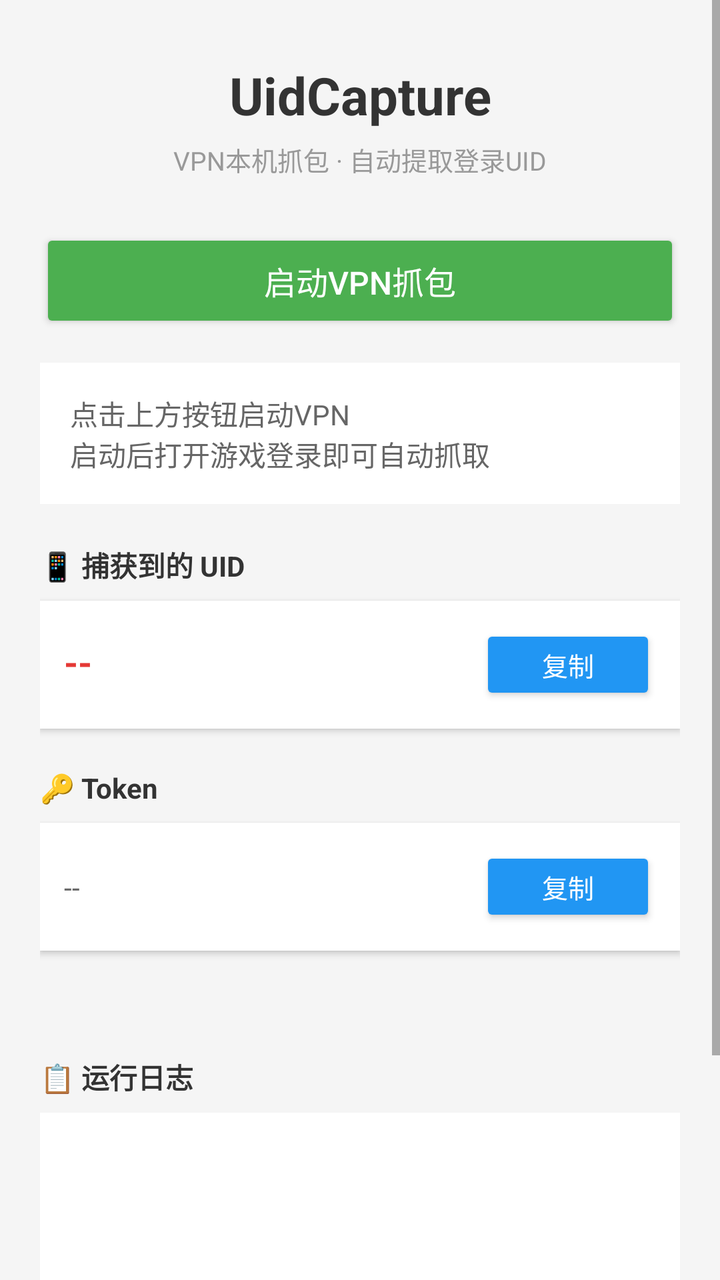
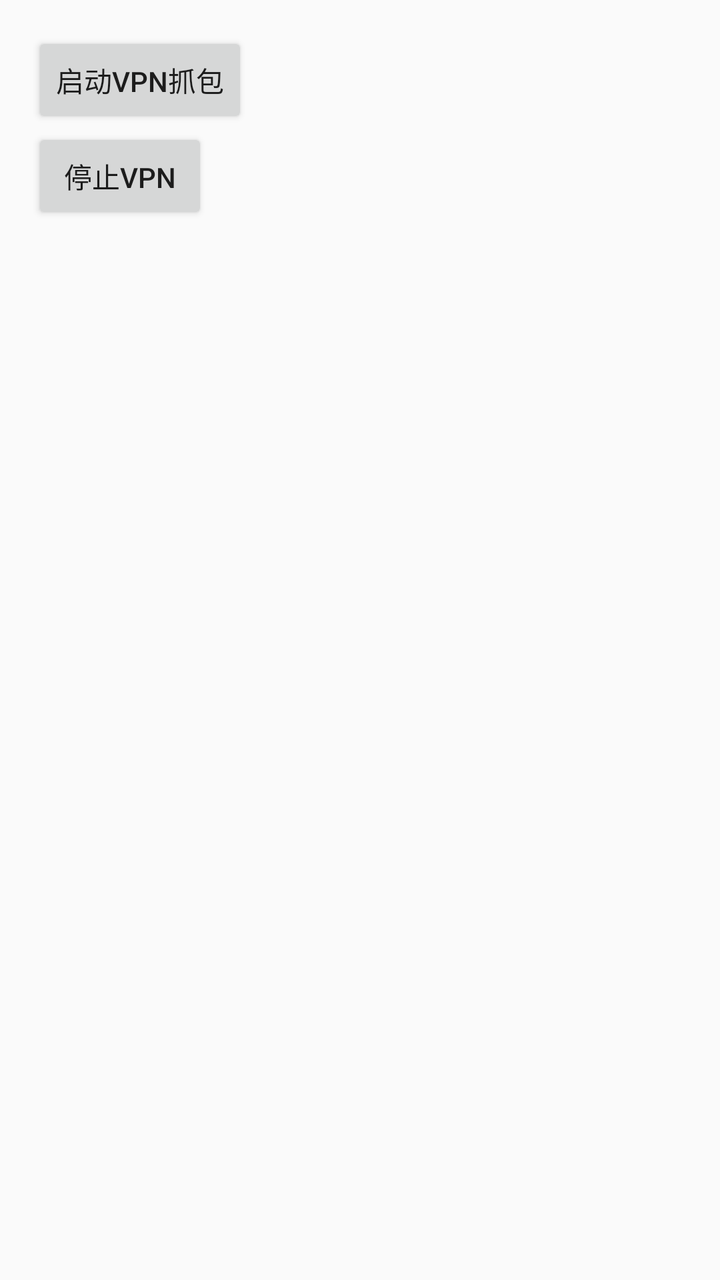

An Android layout rendered at two revisions. The XML below is the earlier revision; the diff shows what the commit changed to produce the second picture.
<!-- AndroidManifest.xml: application theme Theme.AppCompat.Light.NoActionBar -->
<!-- res/layout/activity_main.xml -->
<?xml version="1.0" encoding="utf-8"?>
<ScrollView xmlns:android="http://schemas.android.com/apk/res/android"
    android:layout_width="match_parent"
    android:layout_height="match_parent"
    android:background="#F5F5F5">

    <LinearLayout
        android:layout_width="match_parent"
        android:layout_height="wrap_content"
        android:orientation="vertical"
        android:padding="20dp">

        <TextView
            android:layout_width="match_parent"
            android:layout_height="wrap_content"
            android:text="UidCapture"
            android:textSize="26sp"
            android:textStyle="bold"
            android:textColor="#333333"
            android:gravity="center"
            android:layout_marginTop="10dp"
            android:layout_marginBottom="5dp"/>

        <TextView
            android:layout_width="match_parent"
            android:layout_height="wrap_content"
            android:text="VPN本机抓包 · 自动提取登录UID"
            android:textSize="13sp"
            android:textColor="#999999"
            android:gravity="center"
            android:layout_marginBottom="25dp"/>

        <Button
            android:id="@+id/btnToggle"
            android:layout_width="match_parent"
            android:layout_height="52dp"
            android:text="启动VPN抓包"
            android:textSize="16sp"
            android:backgroundTint="#4CAF50"
            android:textColor="#FFFFFF"
            android:layout_marginBottom="15dp"/>

        <TextView
            android:id="@+id/tvStatus"
            android:layout_width="match_parent"
            android:layout_height="wrap_content"
            android:text="点击上方按钮启动VPN\n启动后打开游戏登录即可自动抓取"
            android:textSize="14sp"
            android:textColor="#666666"
            android:background="#FFFFFF"
            android:padding="15dp"
            android:layout_marginBottom="20dp"/>

        <TextView
            android:layout_width="match_parent"
            android:layout_height="wrap_content"
            android:text="📱 捕获到的 UID"
            android:textSize="14sp"
            android:textColor="#333333"
            android:textStyle="bold"
            android:layout_marginBottom="8dp"/>

        <LinearLayout
            android:layout_width="match_parent"
            android:layout_height="wrap_content"
            android:orientation="horizontal"
            android:background="#FFFFFF"
            android:padding="12dp"
            android:layout_marginBottom="10dp"
            android:elevation="2dp">

            <TextView
                android:id="@+id/tvUid"
                android:layout_width="0dp"
                android:layout_height="wrap_content"
                android:layout_weight="1"
                android:text="--"
                android:textSize="18sp"
                android:textColor="#E53935"
                android:textStyle="bold"
                android:gravity="center_vertical"/>

            <Button
                android:id="@+id/btnCopyUid"
                android:layout_width="wrap_content"
                android:layout_height="40dp"
                android:text="复制"
                android:textSize="13sp"
                android:backgroundTint="#2196F3"
                android:textColor="#FFFFFF"/>
        </LinearLayout>

        <TextView
            android:layout_width="match_parent"
            android:layout_height="wrap_content"
            android:text="🔑 Token"
            android:textSize="14sp"
            android:textColor="#333333"
            android:textStyle="bold"
            android:layout_marginTop="10dp"
            android:layout_marginBottom="8dp"/>

        <LinearLayout
            android:layout_width="match_parent"
            android:layout_height="wrap_content"
            android:orientation="horizontal"
            android:background="#FFFFFF"
            android:padding="12dp"
            android:layout_marginBottom="10dp"
            android:elevation="2dp">

            <TextView
                android:id="@+id/tvToken"
                android:layout_width="0dp"
                android:layout_height="wrap_content"
                android:layout_weight="1"
                android:text="--"
                android:textSize="14sp"
                android:textColor="#666666"
                android:gravity="center_vertical"/>

            <Button
                android:id="@+id/btnCopyToken"
                android:layout_width="wrap_content"
                android:layout_height="40dp"
                android:text="复制"
                android:textSize="13sp"
                android:backgroundTint="#2196F3"
                android:textColor="#FFFFFF"/>
        </LinearLayout>

        <TextView
            android:id="@+id/tvUserName"
            android:layout_width="match_parent"
            android:layout_height="wrap_content"
            android:text=""
            android:textSize="13sp"
            android:textColor="#999999"
            android:layout_marginTop="5dp"
            android:gravity="center"/>

        <TextView
            android:layout_width="match_parent"
            android:layout_height="wrap_content"
            android:text="📋 运行日志"
            android:textSize="14sp"
            android:textColor="#333333"
            android:textStyle="bold"
            android:layout_marginTop="20dp"
            android:layout_marginBottom="8dp"/>

        <TextView
            android:id="@+id/tvLog"
            android:layout_width="match_parent"
            android:layout_height="200dp"
            android:text=""
            android:textSize="11sp"
            android:textColor="#666666"
            android:background="#FFFFFF"
            android:padding="10dp"
            android:gravity="top|start"
            android:scrollbars="vertical"/>

    </LinearLayout>
</ScrollView>
<!-- resources referenced by this layout -->
<resources>

</resources>

<!-- the commit's change to res/layout/activity_main.xml (unified diff, before → after) -->
@@ -1,165 +1,28 @@
 <?xml version="1.0" encoding="utf-8"?>
-<ScrollView xmlns:android="http://schemas.android.com/apk/res/android"
+<LinearLayout xmlns:android="http://schemas.android.com/apk/res/android"
     android:layout_width="match_parent"
     android:layout_height="match_parent"
-    android:background="#F5F5F5">
+    android:orientation="vertical"
+    android:padding="16dp">
 
-    <LinearLayout
+    <Button
+        android:id="@+id/btnStartVpn"
+        android:layout_width="wrap_content"
+        android:layout_height="wrap_content"
+        android:text="启动VPN抓包"/>
+
+    <Button
+        android:id="@+id/btnStopVpn"
+        android:layout_width="wrap_content"
+        android:layout_height="wrap_content"
+        android:text="停止VPN"/>
+
+    <TextView
+        android:id="@+id/tvLog"
         android:layout_width="match_parent"
-        android:layout_height="wrap_content"
-        android:orientation="vertical"
-        android:padding="20dp">
+        android:layout_height="0dp"
+        android:layout_weight="1"
+        android:layout_marginTop="12dp"
+        android:textSize="12sp"/>
 
-        <TextView
-            android:layout_width="match_parent"
-            android:layout_height="wrap_content"
-            android:text="UidCapture"
-            android:textSize="26sp"
-            android:textStyle="bold"
-            android:textColor="#333333"
-            android:gravity="center"
-            android:layout_marginTop="10dp"
-            android:layout_marginBottom="5dp"/>
-
-        <TextView
-            android:layout_width="match_parent"
-            android:layout_height="wrap_content"
-            android:text="VPN本机抓包 · 自动提取登录UID"
-            android:textSize="13sp"
-            android:textColor="#999999"
-            android:gravity="center"
-            android:layout_marginBottom="25dp"/>
-
-        <Button
-            android:id="@+id/btnToggle"
-            android:layout_width="match_parent"
-            android:layout_height="52dp"
-            android:text="启动VPN抓包"
-            android:textSize="16sp"
-            android:backgroundTint="#4CAF50"
-            android:textColor="#FFFFFF"
-            android:layout_marginBottom="15dp"/>
-
-        <TextView
-            android:id="@+id/tvStatus"
-            android:layout_width="match_parent"
-            android:layout_height="wrap_content"
-            android:text="点击上方按钮启动VPN\n启动后打开游戏登录即可自动抓取"
-            android:textSize="14sp"
-            android:textColor="#666666"
-            android:background="#FFFFFF"
-            android:padding="15dp"
-            android:layout_marginBottom="20dp"/>
-
-        <TextView
-            android:layout_width="match_parent"
-            android:layout_height="wrap_content"
-            android:text="📱 捕获到的 UID"
-            android:textSize="14sp"
-            android:textColor="#333333"
-            android:textStyle="bold"
-            android:layout_marginBottom="8dp"/>
-
-        <LinearLayout
-            android:layout_width="match_parent"
-            android:layout_height="wrap_content"
-            android:orientation="horizontal"
-            android:background="#FFFFFF"
-            android:padding="12dp"
-            android:layout_marginBottom="10dp"
-            android:elevation="2dp">
-
-            <TextView
-                android:id="@+id/tvUid"
-                android:layout_width="0dp"
-                android:layout_height="wrap_content"
-                android:layout_weight="1"
-                android:text="--"
-                android:textSize="18sp"
-                android:textColor="#E53935"
-                android:textStyle="bold"
-                android:gravity="center_vertical"/>
-
-            <Button
-                android:id="@+id/btnCopyUid"
-                android:layout_width="wrap_content"
-                android:layout_height="40dp"
-                android:text="复制"
-                android:textSize="13sp"
-                android:backgroundTint="#2196F3"
-                android:textColor="#FFFFFF"/>
-        </LinearLayout>
-
-        <TextView
-            android:layout_width="match_parent"
-            android:layout_height="wrap_content"
-            android:text="🔑 Token"
-            android:textSize="14sp"
-            android:textColor="#333333"
-            android:textStyle="bold"
-            android:layout_marginTop="10dp"
-            android:layout_marginBottom="8dp"/>
-
-        <LinearLayout
-            android:layout_width="match_parent"
-            android:layout_height="wrap_content"
-            android:orientation="horizontal"
-            android:background="#FFFFFF"
-            android:padding="12dp"
-            android:layout_marginBottom="10dp"
-            android:elevation="2dp">
-
-            <TextView
-                android:id="@+id/tvToken"
-                android:layout_width="0dp"
-                android:layout_height="wrap_content"
-                android:layout_weight="1"
-                android:text="--"
-                android:textSize="14sp"
-                android:textColor="#666666"
-                android:gravity="center_vertical"/>
-
-            <Button
-                android:id="@+id/btnCopyToken"
-                android:layout_width="wrap_content"
-                android:layout_height="40dp"
-                android:text="复制"
-                android:textSize="13sp"
-                android:backgroundTint="#2196F3"
-                android:textColor="#FFFFFF"/>
-        </LinearLayout>
-
-        <TextView
-            android:id="@+id/tvUserName"
-            android:layout_width="match_parent"
-            android:layout_height="wrap_content"
-            android:text=""
-            android:textSize="13sp"
-            android:textColor="#999999"
-            android:layout_marginTop="5dp"
-            android:gravity="center"/>
-
-        <TextView
-            android:layout_width="match_parent"
-            android:layout_height="wrap_content"
-            android:text="📋 运行日志"
-            android:textSize="14sp"
-            android:textColor="#333333"
-            android:textStyle="bold"
-            android:layout_marginTop="20dp"
-            android:layout_marginBottom="8dp"/>
-
-        <TextView
-            android:id="@+id/tvLog"
-            android:layout_width="match_parent"
-            android:layout_height="200dp"
-            android:text=""
-            android:textSize="11sp"
-            android:textColor="#666666"
-            android:background="#FFFFFF"
-            android:padding="10dp"
-            android:gravity="top|start"
-            android:scrollbars="vertical"/>
-
-    </LinearLayout>
-</ScrollView>
+</LinearLayout>
